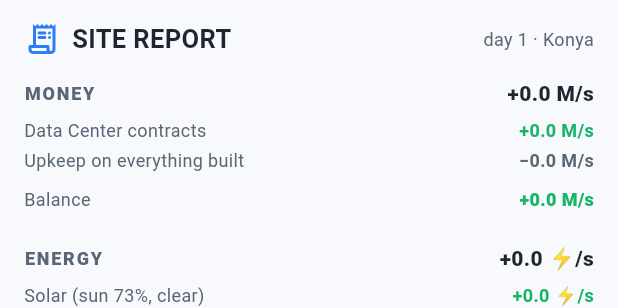
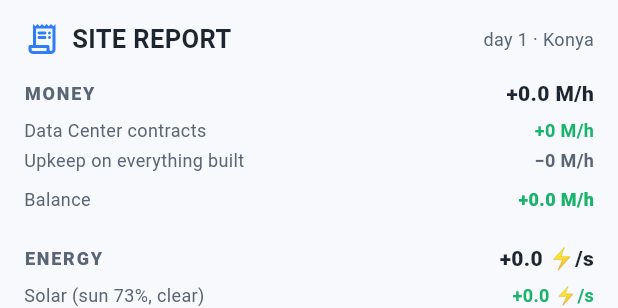
Before and after one commit to Sdeger7/grid-guard, a Flutter app: the _ReportSheet widget shown alone on an empty page, opened directly with empty values, on a phone screen of 412 x 824 dp. Shown: the top 308 px of the screen. Run offline on Flutter 3.47's test engine with Material 3 defaults, Android fonts, the phone set to English and light mode, and no system bars; our stand-ins replace flutter_riverpod, shared_preferences; missing offline and left inert: flame, flame_audio; accounts and stored records are empty; network calls fail.

Commit message:
Show money rates per hour, and trim upkeep costs
- Every money rate the player sees (site report, HUD, security sheet,
  guide) now reads in M/h instead of M/s. The underlying simulation
  still ticks per real second internally; this only changes the units
  shown, which read far more like a normal balance sheet.
- Energy stays in the physical ⚡/s unit — power flow, not cash.
- Cut the structure upkeep rate by 30% (0.004 -> 0.0028 of build cost
  per second): a built-out site was eating its own income before it
  could turn a profit.

```diff
--- a/lib/game/grid_guard_game.dart
+++ b/lib/game/grid_guard_game.dart
@@ -683,9 +683,9 @@ class GridGuardGame extends FlameGame {
   /// Fraction of a structure's build cost billed every second.
   ///
   /// Tuned so a site's running bill is a real drag on income rather than a
-  /// rounding error: a plant worth 10,000 costs 40/s to own, which a single
-  /// mid-tier contract barely covers.
-  static const double upkeepRate = 0.004;
+  /// rounding error, but not one that swallows the site's whole income the
+  /// moment it grows past a handful of buildings.
+  static const double upkeepRate = 0.0028;
 
   /// Energy per second the Intel Centers draw just to stay awake.
   static const double intelEnergyPerCenter = 1.6;
--- a/lib/ui/screens/guide_screen.dart
+++ b/lib/ui/screens/guide_screen.dart
@@ -232,7 +232,7 @@ Widget get _workloadTable {
                         style:
                             GGText.body.copyWith(fontWeight: FontWeight.w700)),
                     Text(
-                        '${w.income.toStringAsFixed(0)}M/s · '
+                        '${(w.income * 3600).toStringAsFixed(0)}M/h · '
                         '${w.draw.toStringAsFixed(0)}⚡/s · '
                         'heat ${w.threat.toStringAsFixed(1)}x · '
                         'needs 🛡${w.requiredSecurity}'
--- a/lib/ui/widgets/report_sheet.dart
+++ b/lib/ui/widgets/report_sheet.dart
@@ -78,29 +78,30 @@ class _ReportSheet extends StatelessWidget {
             ),
             const SizedBox(height: 14),
 
-            _Header('MONEY', trailing: _rate(netMoney, 'M/s')),
+            _Header('MONEY', trailing: _rate(netMoney * 3600, 'M/h')),
             if (game.dcLoadFraction < 0.98 && game.dataCenters.isNotEmpty)
               _Line(
                   'Machines running at '
                       '${(game.dcLoadFraction * 100).round()}% of demand',
                   'income scaled to match'),
-            _Line('Data Center contracts', '+${income.toStringAsFixed(1)} M/s',
-                good: true),
+            _Line('Data Center contracts',
+                '+${(income * 3600).toStringAsFixed(0)} M/h', good: true),
             if (exportRate > 0)
               _Line('Grid export (per surplus unit)',
-                  '+${exportRate.toStringAsFixed(2)} M/s', good: true),
+                  '+${(exportRate * 3600).toStringAsFixed(0)} M/h', good: true),
             if (contractsIn > 0)
-              _Line('Sell contracts', '+${contractsIn.toStringAsFixed(1)} M/s',
-                  good: true),
+              _Line('Sell contracts',
+                  '+${(contractsIn * 3600).toStringAsFixed(0)} M/h', good: true),
             _Line('Upkeep on everything built',
-                '−${upkeep.toStringAsFixed(1)} M/s'),
+                '−${(upkeep * 3600).toStringAsFixed(0)} M/h'),
             if (intel > 0)
               _Line('Intel Center running costs',
-                  '−${intel.toStringAsFixed(1)} M/s'),
+                  '−${(intel * 3600).toStringAsFixed(0)} M/h'),
             if (contractsOut > 0)
-              _Line('Buy contracts', '−${contractsOut.toStringAsFixed(1)} M/s'),
+              _Line('Buy contracts',
+                  '−${(contractsOut * 3600).toStringAsFixed(0)} M/h'),
             const SizedBox(height: 6),
-            _Line('Balance', _rate(netMoney, 'M/s'),
+            _Line('Balance', _rate(netMoney * 3600, 'M/h'),
                 bold: true, good: netMoney >= 0),
 
             const SizedBox(height: 18),
@@ -165,7 +166,7 @@ class _ReportSheet extends StatelessWidget {
                     '${game.workloadOf(dc).name}',
                 game.workloadOf(dc).minesCoins
                     ? 'mines WATT'
-                    : '+${game.workloadOf(dc).income.toStringAsFixed(0)} M/s',
+                    : '+${(game.workloadOf(dc).income * 3600).toStringAsFixed(0)} M/h',
               ),
             if (game.dataCenters.isEmpty)
               _Line('None built', 'no income at all'),
@@ -194,7 +195,7 @@ class _ReportSheet extends StatelessWidget {
       final spec = TowerCatalogNames.of(type);
       out.add((
         '$spec ×$n',
-        '−${upkeep[type]!.toStringAsFixed(1)} M/s upkeep',
+        '−${(upkeep[type]! * 3600).toStringAsFixed(0)} M/h upkeep',
       ));
     });
     if (out.isEmpty) out.add(('Nothing built yet', ''));
--- a/lib/ui/widgets/security_sheet.dart
+++ b/lib/ui/widgets/security_sheet.dart
@@ -96,7 +96,8 @@ class _SecuritySheetState extends State<_SecuritySheet> {
             _Line('Stops', '${(game.firewall.resistance * 100).round()}% of '
                 'attempts'),
             if (game.firewall.upkeep > 0)
-              _Line('Licence', '−${game.firewall.upkeep} M/s'),
+              _Line('Licence',
+                  '−${(game.firewall.upkeep * 3600).toStringAsFixed(0)} M/h'),
             const SizedBox(height: 6),
             Text(game.firewall.blurb, style: GGText.soft),
             if (next != null) ...[
@@ -115,7 +116,7 @@ class _SecuritySheetState extends State<_SecuritySheet> {
                     const SizedBox(height: 4),
                     Text(
                         'Stops ${(next.resistance * 100).round()}% · '
-                        '−${next.upkeep} M/s licence',
+                        '−${(next.upkeep * 3600).toStringAsFixed(0)} M/h licence',
                         style: GGText.soft),
                     const SizedBox(height: 8),
                     SizedBox(
```
Also changed, not shown: lib/ui/widgets/hud.dart (+5 -5 lines).
